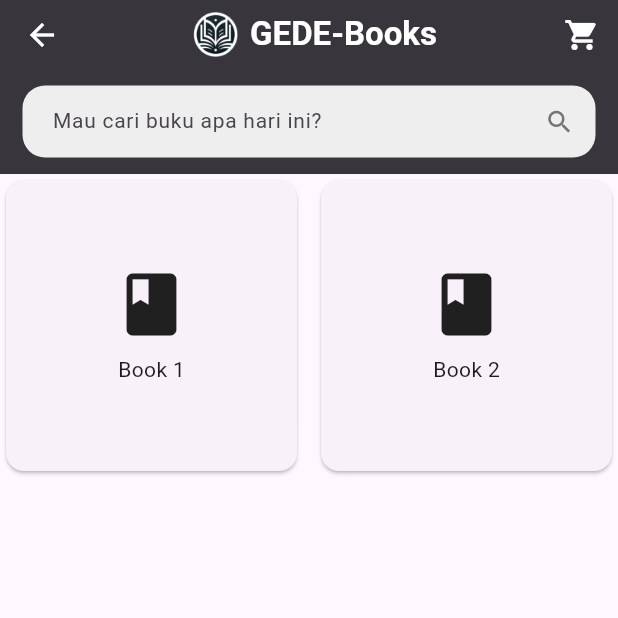
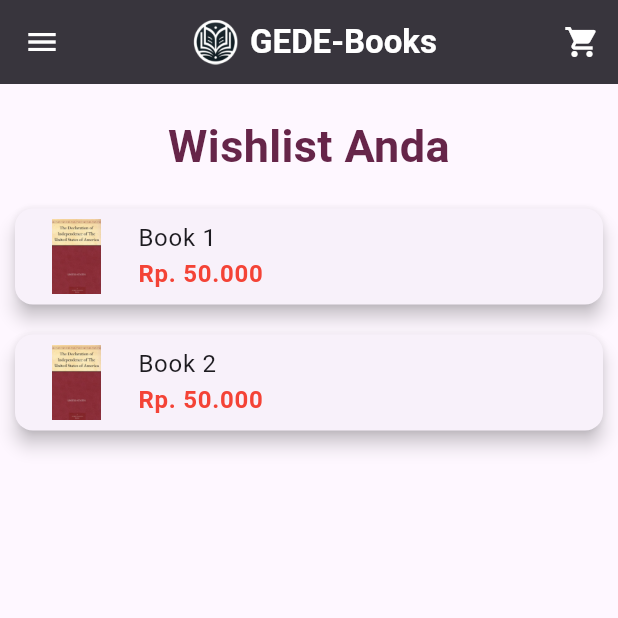
Before and after one commit to gede-books/gede-books-mobile, a Flutter app: the WishlistPage screen opened directly, on a phone screen of 412 x 824 dp, the top half of it. Run offline on Flutter 3.47's test engine with Material 3 defaults, Android fonts, the light colour scheme and no system bars.

Commit message:
design wishlist insyaAllah DONE

```diff
--- a/lib/screens/wishlist.dart
+++ b/lib/screens/wishlist.dart
@@ -52,56 +52,45 @@ class WishlistPage extends StatelessWidget {
           IconButton(
             icon: Icon(Icons.shopping_cart),
             onPressed: () {
-              // Handle shopping cart action
+              Navigator.push(
+                context,
+                MaterialPageRoute(
+                  builder: (context) => WishlistPage(),
+                ),
+              );
             },
           ),
         ],
-        bottom: PreferredSize(
-          preferredSize: Size.fromHeight(60.0),
-          child: Container(
-            height: 70.0,
-            child: Center(
-              child: Padding(
-                padding: EdgeInsets.symmetric(horizontal: 15.0),
-                child: TextField(
+      ),
+
+      drawer: const LeftDrawer(),
+      body: Padding(
+        padding: const EdgeInsets.all(10.0),
+        child: Column(
+          crossAxisAlignment: CrossAxisAlignment.stretch,
+          children: <Widget>[
+            const Padding(
+              padding: EdgeInsets.only(top: 10.0, bottom: 10.0),
+              child: Text(
+                'Wishlist Anda',
+                textAlign: TextAlign.center,
                 style: TextStyle(
-                    fontSize: 14.0, // Smaller font size for the search bar text
-                  ),
-                  decoration: InputDecoration(
-                    hintText: 'Mau cari buku apa hari ini?',
-                    hintStyle: TextStyle(
-                      fontSize: 14.0, // Matching font size for the hint
-                    ),
-                    suffixIcon: IconButton(
-                      icon: Icon(Icons.search, color: Colors.grey[600]),
-                      iconSize: 20.0, // Reduced icon size for the search icon
-                      onPressed: _onSearch,
-                    ),
-                    contentPadding: EdgeInsets.symmetric(
-                        vertical: 0.0, horizontal: 16.0),
-                    border: OutlineInputBorder(
-                      borderRadius: BorderRadius.circular(15.0),
-                      borderSide: BorderSide.none,
-                    ),
-                    filled: true,
-                    fillColor: Colors.grey[200],
+                  fontSize: 30,
+                  fontWeight: FontWeight.bold,
+                  color: Color.fromRGBO(102, 37, 73, 1.0),
                 ),
               ),
             ),
+            Expanded(
+              child: ListView.builder(
+                itemCount: items.length,
+                itemBuilder: (BuildContext context, int index) {
+                  return ShopCard(items[index]);
+                },
               ),
             ),
+          ],
         ),
-      ),
-      body: GridView.builder(
-        gridDelegate: SliverGridDelegateWithFixedCrossAxisCount(
-          crossAxisCount: 2,
-          crossAxisSpacing: 8.0,
-          mainAxisSpacing: 8.0,
-        ),
-        itemCount: items.length,
-        itemBuilder: (context, index) {
-          return ShopCard(items[index]);
-        },
       ),
     );
   }
@@ -110,18 +99,33 @@ class WishlistPage extends StatelessWidget {
 class ShopCard extends StatelessWidget {
   final ShopItem item;
 
-  ShopCard(this.item, {Key? key}) : super(key: key);
+  const ShopCard(this.item, {Key? key}) : super(key: key);
 
   @override
   Widget build(BuildContext context) {
     return Card(
-      child: Column(
-        mainAxisAlignment: MainAxisAlignment.center,
+      elevation: 5,
+      margin: EdgeInsets.symmetric(vertical: 10),
+      child: ListTile(
+        leading: Image.asset(
+          'assets/buku/1-25/buku1.jpg', // Ganti dengan nama file gambar yang sesuai
+          width: 50,
+          height: 50,
+        ),
+        title: Column(
+          crossAxisAlignment: CrossAxisAlignment.start,
           children: [
-          Icon(item.icon, size: 50),
-          SizedBox(height: 8),
             Text(item.name),
+            Text(
+              'Rp. 50.000', // Ganti dengan harga buku sesuai kebutuhan
+              style: TextStyle(
+                fontWeight: FontWeight.bold,
+                color: Colors.red,
+              ),
+            ),
           ],
+        ),
+        // Add more ListTile properties as needed
       ),
     );
   }
```
Lines whose indentation alone changed are shown as unchanged.
